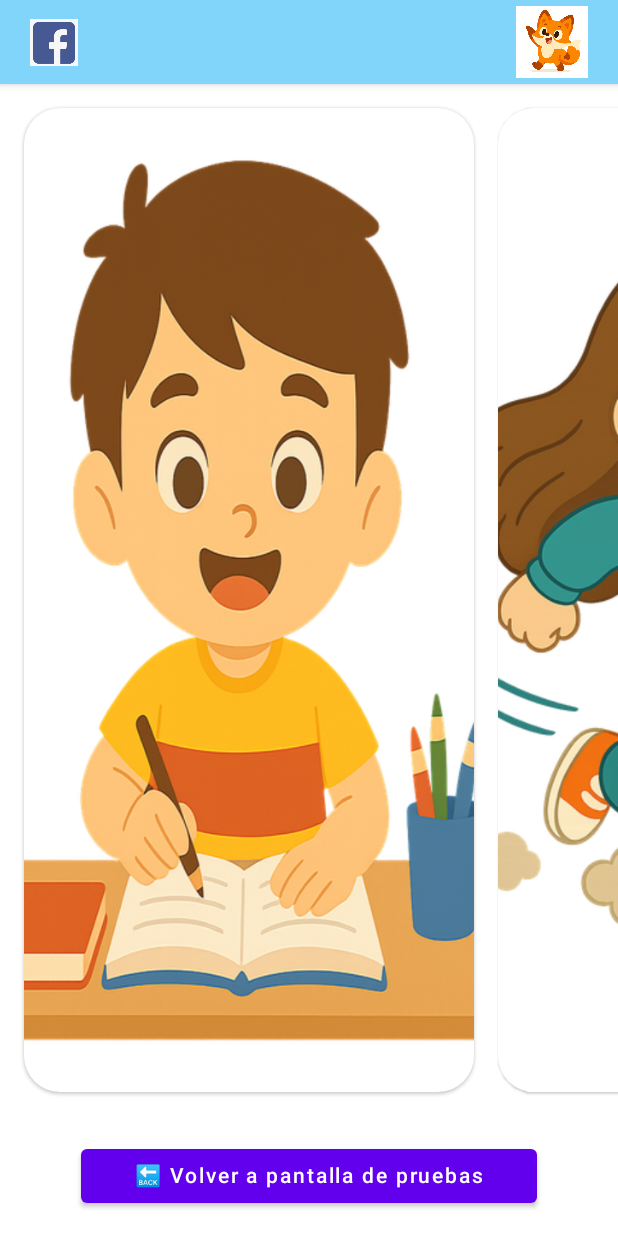
After one commit to juanfranj/AppJetpackComposeCatalogo, an Android app built with Jetpack Compose: the PantallaPrincipalScreen screen opened through its navigation route, on a phone screen of 412 x 824 dp. The commit adds this screen. Run offline under Robolectric (Android 15) with nearby library versions, the phone set to English and light mode, and no system bars; our stand-ins replace Dagger/Hilt's generated code.

Commit message:
trabajando en la pestaña presentacion

```diff
--- a/app/src/main/java/com/cursojetpackcompose/jetpackcomposecatalogomio/MainActivity.kt
+++ b/app/src/main/java/com/cursojetpackcompose/jetpackcomposecatalogomio/MainActivity.kt
@@ -54,6 +54,8 @@ import com.cursojetpackcompose.jetpackcomposecatalogomio.progressBar.ui.MyProgre
 import com.cursojetpackcompose.jetpackcomposecatalogomio.progressBar.ui.ProgressBarViewmodel
 import com.cursojetpackcompose.jetpackcomposecatalogomio.pruebas.dialogoTablasMultiplicar.ui.DialogoTablasScreen
 import com.cursojetpackcompose.jetpackcomposecatalogomio.pruebas.dialogoTablasMultiplicar.ui.DialogoTablasViewModel
+import com.cursojetpackcompose.jetpackcomposecatalogomio.pruebas.pantallaPrincipal.ui.PantallaPrincipalScreen
+import com.cursojetpackcompose.jetpackcomposecatalogomio.pruebas.pantallaPrincipal.ui.PantallaPrincipalViewModel
 import com.cursojetpackcompose.jetpackcomposecatalogomio.pruebas.ui.PantallasPruebasScreen
 import com.cursojetpackcompose.jetpackcomposecatalogomio.pruebas.valorarApp.ui.ValorarAppScreen
 import com.cursojetpackcompose.jetpackcomposecatalogomio.pruebas.valorarApp.ui.ValorarAppViewModel
@@ -79,6 +81,7 @@ class MainActivity : ComponentActivity() {
     private val dialogoTablasViewModel: DialogoTablasViewModel by viewModels()
     private val valorarAppViewModel: ValorarAppViewModel by viewModels()
     private val remoteConfigViewModel: RemoteConfigViewModel by viewModels()
+    private val pantallaPrincipalViewModel: PantallaPrincipalViewModel by viewModels()
 
     override fun onCreate(savedInstanceState: Bundle?) {
         super.onCreate(savedInstanceState)
@@ -247,6 +250,10 @@ class MainActivity : ComponentActivity() {
                         composable(route = Routes.RemoteConfig.route) {
                             RemoteConfigScreen(navigationController, remoteConfigViewModel)
                         }
+                        //Pantalla Principal
+                        composable(route = Routes.PantallaPrincipal.route) {
+                            PantallaPrincipalScreen(navigationController, pantallaPrincipalViewModel)
+                        }
 
                     }
                 }
--- a/app/src/main/java/com/cursojetpackcompose/jetpackcomposecatalogomio/model/Routes.kt
+++ b/app/src/main/java/com/cursojetpackcompose/jetpackcomposecatalogomio/model/Routes.kt
@@ -1,5 +1,11 @@
 package com.cursojetpackcompose.jetpackcomposecatalogomio.model
 
+/**
+ * Sealed class representing the different routes within the application.
+ * Each object within this class defines a specific screen or destination.
+ *
+ * @property route The string representation of the route, used for navigation.
+ */
 sealed class Routes(val route: String) {
     object Home : Routes("home")
     object Components : Routes("componente")
@@ -36,5 +42,6 @@ sealed class Routes(val route: String) {
     object DialogoAppMultiplicar: Routes("diaoloAppMultiplicar")
     object ValorarApp: Routes("valorarApp")
     object RemoteConfig: Routes("remoteConfig")
+    object PantallaPrincipal: Routes("pantallaPrincipal")
 
 }
--- /dev/null
+++ b/app/src/main/java/com/cursojetpackcompose/jetpackcomposecatalogomio/pruebas/pantallaPrincipal/ui/PantallaPrincipalScreen.kt
@@ -0,0 +1,191 @@
+package com.cursojetpackcompose.jetpackcomposecatalogomio.pruebas.pantallaPrincipal.ui
+
+import androidx.compose.foundation.Image
+import androidx.compose.foundation.background
+import androidx.compose.foundation.clickable
+import androidx.compose.foundation.layout.Arrangement
+import androidx.compose.foundation.layout.Box
+import androidx.compose.foundation.layout.Column
+import androidx.compose.foundation.layout.PaddingValues
+import androidx.compose.foundation.layout.Row
+import androidx.compose.foundation.layout.Spacer
+import androidx.compose.foundation.layout.fillMaxSize
+import androidx.compose.foundation.layout.fillMaxWidth
+import androidx.compose.foundation.layout.height
+import androidx.compose.foundation.layout.padding
+import androidx.compose.foundation.layout.size
+import androidx.compose.foundation.layout.width
+import androidx.compose.foundation.layout.wrapContentHeight
+import androidx.compose.foundation.lazy.LazyRow
+import androidx.compose.foundation.lazy.itemsIndexed
+import androidx.compose.foundation.shape.RoundedCornerShape
+import androidx.compose.material.Button
+import androidx.compose.material.Card
+import androidx.compose.material.Scaffold
+import androidx.compose.material.Text
+import androidx.compose.material.TopAppBar
+import androidx.compose.runtime.Composable
+import androidx.compose.runtime.remember
+import androidx.compose.ui.Alignment
+import androidx.compose.ui.Modifier
+import androidx.compose.ui.graphics.Brush
+import androidx.compose.ui.graphics.Color
+import androidx.compose.ui.layout.ContentScale
+import androidx.compose.ui.platform.LocalContext
+import androidx.compose.ui.res.painterResource
+import androidx.compose.ui.text.font.FontWeight
+import androidx.compose.ui.unit.dp
+import androidx.compose.ui.unit.sp
+import androidx.navigation.NavHostController
+import com.cursojetpackcompose.jetpackcomposecatalogomio.R
+
+@Composable
+fun PantallaPrincipalScreen(
+    navigationController: NavHostController,
+    pantallaPrincipalViewModel: PantallaPrincipalViewModel
+) {
+//    val tarjetas:List<String> = listOf("Estudiar", "Jugar", "Clasificacion", "Tienda", "Scroll Uno", "Scroll Dos")
+    val tarjetas = pantallaPrincipalViewModel.tarjetas
+
+    Scaffold (topBar = {
+        TopAppBar(
+            backgroundColor = Color(0xFF81D4FA),
+            contentColor = Color.White,
+            elevation = 4.dp
+        ) {
+            Row(
+                modifier = Modifier
+                    .fillMaxWidth()
+                    .padding(horizontal = 16.dp),
+                verticalAlignment = Alignment.CenterVertically,
+                horizontalArrangement = Arrangement.SpaceBetween
+            ) {
+                // Gema recogida (izquierda)
+                Image(
+                    painter = painterResource(id = R.drawable.fb),
+                    contentDescription = "Gemas acumuladas",
+                    modifier = Modifier
+                        .size(32.dp)
+                        .clickable { /* Acción al hacer click en gema */ }
+                )
+
+                // Icono personalizado (derecha)
+                Image(
+                    painter = painterResource(id = R.drawable.zorropresentacion),
+                    contentDescription = "Icono usuario",
+                    modifier = Modifier
+                        .size(48.dp)
+                        .clickable { /* Acción al hacer click en icono */ }
+                )
+            }
+        }
+    }) { paddingValues ->
+        Column(
+            modifier = Modifier
+                .fillMaxSize()
+                .padding(paddingValues),
+            verticalArrangement = Arrangement.SpaceBetween,
+            horizontalAlignment = Alignment.CenterHorizontally
+        ) {
+            // Fila 1: tarjetas scrolleables en horizontal con LazyRow
+            LazyRow(
+                modifier = Modifier
+                    .weight(.65f)
+                    .padding(vertical = 16.dp),
+                horizontalArrangement = Arrangement.spacedBy(16.dp),
+                contentPadding = PaddingValues(horizontal = 16.dp)
+            ) {
+
+                itemsIndexed(tarjetas) { _, item ->
+                    val (nombre, imagen) = item
+                    BodyCard(
+                        modifier = Modifier.fillMaxSize(),
+                        navController = navigationController,
+                        nombre = nombre,
+                        nombreImagen = imagen
+                    )
+                }
+            }
+            Button(
+                onClick = { navigationController.navigateUp() },
+                modifier = Modifier
+                    .padding(16.dp)
+                    .fillMaxWidth(0.8f)
+            ) {
+                Text(text = "\uD83D\uDD19 Volver a pantalla de pruebas")
+            }
+
+            // Fila 2: imagen fija + botón
+//            Column(
+//                modifier = Modifier
+//                    .weight(.35f)
+//                    .wrapContentHeight()
+//                    .padding(bottom = 16.dp),
+//                horizontalAlignment = Alignment.CenterHorizontally
+//            ) {
+//                Image(
+//                    painter = painterResource(id = R.drawable.zorropresentacion),
+//                    contentDescription = "Imagen de multiplicación",
+//                    modifier = Modifier
+//                        .fillMaxWidth(0.8f)
+//                        .height(180.dp)
+//                )
+
+                //Spacer(modifier = Modifier.height(24.dp))
+
+//                Button(
+//                    onClick = { navigationController.navigateUp() },
+//                    modifier = Modifier
+//                        .padding(16.dp)
+//                        .fillMaxWidth(0.8f)
+//                ) {
+//                    Text(text = "\uD83D\uDD19 Volver a pantalla de pruebas")
+//                }
+//            }
+        }
+    }
+}
+
+
+
+@Composable
+fun BodyCard(
+    modifier: Modifier,
+    navController: NavHostController,
+    nombre: String,
+    nombreImagen: String
+) {
+    val context = LocalContext.current
+    val imagenId = remember(nombreImagen) {
+        context.resources.getIdentifier(nombreImagen, "drawable", context.packageName)
+    }
+
+    Box(
+        modifier = modifier
+            .fillMaxWidth(),
+            //.padding(8.dp),
+        contentAlignment = Alignment.Center
+    ) {
+        Card(
+            modifier = Modifier
+                .width(300.dp)
+                //.height(200.dp)
+                .clickable { },
+            shape = RoundedCornerShape(24.dp),
+            contentColor = Color.White,
+        ) {
+            Box(
+                modifier = Modifier.fillMaxSize()
+            ) {
+                if (imagenId != 0) {
+                    Image(
+                        painter = painterResource(id = imagenId),
+                        contentDescription = nombre,
+                        contentScale = ContentScale.Crop,
+                        modifier = Modifier.fillMaxSize()
+                    )
+                }
+            }
+        }
+    }
+}
--- /dev/null
+++ b/app/src/main/java/com/cursojetpackcompose/jetpackcomposecatalogomio/pruebas/pantallaPrincipal/ui/PantallaPrincipalViewModel.kt
@@ -0,0 +1,38 @@
+package com.cursojetpackcompose.jetpackcomposecatalogomio.pruebas.pantallaPrincipal.ui
+
+import androidx.compose.runtime.getValue
+import androidx.compose.runtime.mutableStateListOf
+import androidx.compose.runtime.mutableStateOf
+import androidx.compose.runtime.setValue
+import androidx.lifecycle.ViewModel
+import dagger.hilt.android.lifecycle.HiltViewModel
+import javax.inject.Inject
+
+@HiltViewModel
+class PantallaPrincipalViewModel @Inject constructor(
+    // Aquí puedes inyectar tus repositorios u otras dependencias
+) : ViewModel() {
+
+    // Aquí puedes agregar lógica de estado, funciones de negocio, etc.
+    // Lista observable de tarjetas usando pares: nombre + nombreImagen
+    private val _tarjetas = mutableStateListOf(
+        Pair("Estudiar", "estudiarprincipal"),
+        Pair("Jugar", "jugarprincipal"),
+//        Pair("Clasificacion", "estudiarprincipal"),
+//        Pair("Tienda", "jugarprincipal"),
+    )
+    val tarjetas: List<Pair<String, String>> get() = _tarjetas
+
+    fun actualizarTarjetas(nuevaLista: List<Pair<String, String>>) {
+        _tarjetas.clear()
+        _tarjetas.addAll(nuevaLista)
+    }
+
+    fun agregarTarjeta(nombre: String, imagen: String) {
+        _tarjetas.add(Pair(nombre, imagen))
+    }
+
+    fun eliminarTarjeta(nombre: String) {
+        _tarjetas.removeAll { it.first == nombre }
+    }
+}
--- a/app/src/main/java/com/cursojetpackcompose/jetpackcomposecatalogomio/pruebas/ui/PantallasPrueba.kt
+++ b/app/src/main/java/com/cursojetpackcompose/jetpackcomposecatalogomio/pruebas/ui/PantallasPrueba.kt
@@ -46,6 +46,20 @@ fun PantallasPruebasScreen(navigationController: NavController) {
                 )
             }
             Button(
+                onClick = { navigationController.navigate(Routes.PantallaPrincipal.route) },
+                modifier = Modifier.width(300.dp),
+                shape = MaterialTheme.shapes.medium,
+                colors = ButtonDefaults.buttonColors(
+                    containerColor = Color.Blue,
+                    contentColor = MaterialTheme.colorScheme.onPrimary
+                )
+            ) {
+                Text(
+                    text = "Pantalla Principal",
+                    fontSize = MaterialTheme.typography.titleLarge.fontSize
+                )
+            }
+            Button(
                 onClick = { navigationController.navigate(Routes.ValorarApp.route) },
                 modifier = Modifier.width(300.dp),
                 shape = MaterialTheme.shapes.medium,
@@ -74,6 +88,7 @@ fun PantallasPruebasScreen(navigationController: NavController) {
                     fontSize = MaterialTheme.typography.titleLarge.fontSize
                 )
             }
+
         }
 
     }
```
Also changed, not shown: app/src/main/res/drawable/estudiarprincipal.webp (added), app/src/main/res/drawable/jugarprincipal.webp (added), app/src/main/res/drawable/zorropresentacion.webp (added).
